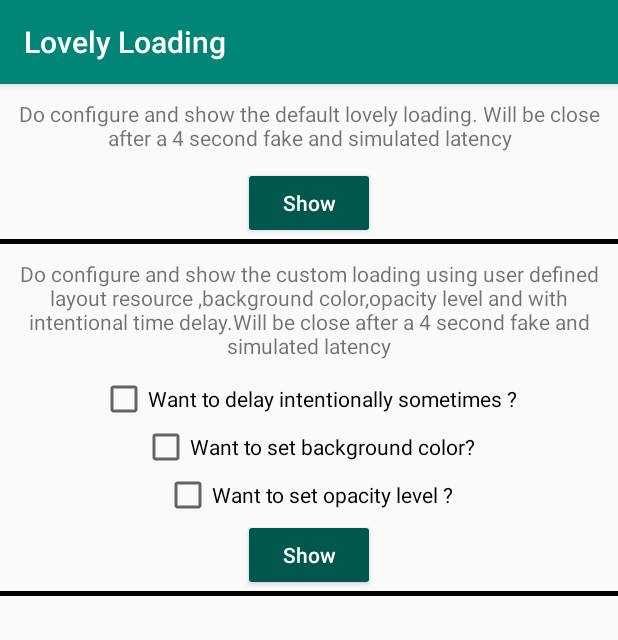
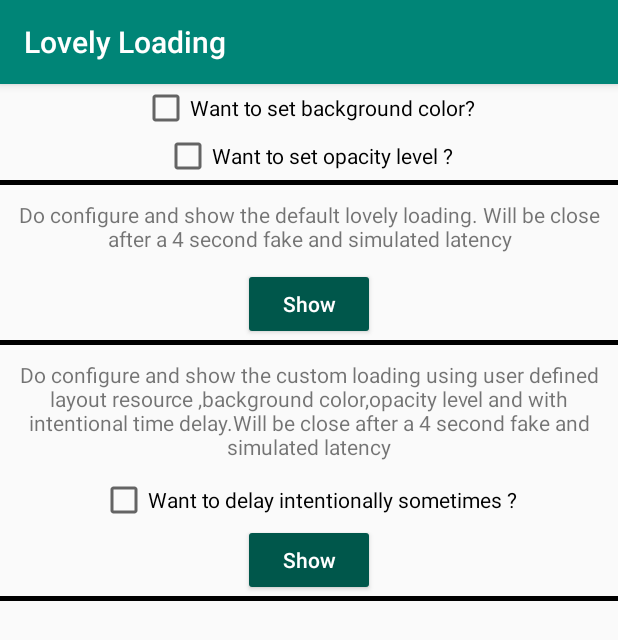
Before and after one commit to Gkemon/Easy-Android-Loading, an Android app: the screen it shows after launch (MainActivity), on a phone screen of 412 x 824 dp. Shown: the top 640 px of the screen. Run offline under Robolectric (Android 15) with nearby library versions, the phone set to English and light mode, and no system bars; libraries missing offline, so code that uses them is left out: petrov.kristiyan.colorpicker.

```diff
--- a/app/src/main/res/layout/activity_main.xml
+++ b/app/src/main/res/layout/activity_main.xml
@@ -4,43 +4,12 @@
     xmlns:tools="http://schemas.android.com/tools"
     android:layout_width="match_parent"
     android:layout_height="match_parent">
+
     <LinearLayout
         android:layout_width="match_parent"
         android:layout_height="wrap_content"
         android:orientation="vertical"
         tools:context=".MainActivity">
-
-        <TextView
-            android:layout_width="match_parent"
-            android:layout_height="wrap_content"
-            android:layout_margin="10dp"
-            android:gravity="center"
-            android:text="@string/show_the_default_progress" />
-
-
-        <include
-            android:id="@+id/btn_default_show"
-            layout="@layout/include_btn" />
-
-        <View
-            android:background="@color/colorBlack"
-            android:layout_width="match_parent"
-            android:layout_height="3dp">
-        </View>
-        <TextView
-            android:layout_width="match_parent"
-            android:layout_height="wrap_content"
-            android:layout_margin="10dp"
-            android:gravity="center"
-            android:text="@string/show_the_custom_dialog" />
-
-        <CheckBox
-            android:id="@+id/cb_delay"
-            android:layout_width="wrap_content"
-            android:layout_height="wrap_content"
-            android:layout_gravity="center"
-            android:text="@string/want_to_sometimes_delay_intentionally" />
-
         <CheckBox
             android:id="@+id/cb_bg"
             android:layout_width="wrap_content"
@@ -54,32 +23,6 @@
             android:layout_height="wrap_content"
             android:layout_gravity="center"
             android:text="@string/want_to_set_opacity_level" />
-
-
-        <LinearLayout
-            android:visibility="gone"
-            tools:visibility="visible"
-            android:id="@+id/ll_delay"
-            android:orientation="vertical"
-            android:layout_width="match_parent"
-            android:layout_height="wrap_content">
-            <TextView
-                android:layout_width="match_parent"
-                android:layout_height="wrap_content"
-                android:layout_margin="10dp"
-                android:gravity="center"
-                android:text="Set intentional delay in millisecond" />
-
-            <EditText
-                android:id="@+id/et_delay"
-                android:layout_width="wrap_content"
-                android:layout_height="wrap_content"
-                android:layout_gravity="center"
-                android:layout_margin="10dp"
-                android:inputType="numberDecimal"
-                android:text="0" />
-        </LinearLayout>
-
 
         <androidx.appcompat.widget.AppCompatButton
             android:id="@+id/bt_color_select"
@@ -99,13 +42,15 @@
             android:visibility="gone"
             app:backgroundTint="@color/colorBlack"
             tools:visibility="visible" />
+
         <LinearLayout
+            android:id="@+id/ll_opacity"
+            android:layout_width="match_parent"
+            android:layout_height="wrap_content"
+            android:orientation="vertical"
             android:visibility="gone"
-        tools:visibility="visible"
-        android:id="@+id/ll_opacity"
-        android:orientation="vertical"
-        android:layout_width="match_parent"
-        android:layout_height="wrap_content">
+            tools:visibility="visible">
+
             <TextView
                 android:layout_width="match_parent"
                 android:layout_height="wrap_content"
@@ -122,15 +67,77 @@
                 android:inputType="numberDecimal"
                 android:text="30" />
         </LinearLayout>
+        <View
+            android:layout_width="match_parent"
+            android:layout_height="3dp"
+            android:background="@color/colorBlack" />
+
+        <TextView
+            android:layout_width="match_parent"
+            android:layout_height="wrap_content"
+            android:layout_margin="10dp"
+            android:gravity="center"
+            android:text="@string/show_the_default_progress" />
+
+
+        <include
+            android:id="@+id/btn_default_show"
+            layout="@layout/include_btn" />
+
+        <View
+            android:layout_width="match_parent"
+            android:layout_height="3dp"
+            android:background="@color/colorBlack" />
+
+        <TextView
+            android:layout_width="match_parent"
+            android:layout_height="wrap_content"
+            android:layout_margin="10dp"
+            android:gravity="center"
+            android:text="@string/show_the_custom_dialog" />
+
+        <CheckBox
+            android:id="@+id/cb_delay"
+            android:layout_width="wrap_content"
+            android:layout_height="wrap_content"
+            android:layout_gravity="center"
+            android:text="@string/want_to_sometimes_delay_intentionally" />
+
+
+        <LinearLayout
+            android:id="@+id/ll_delay"
+            android:layout_width="match_parent"
+            android:layout_height="wrap_content"
+            android:orientation="vertical"
+            android:visibility="gone"
+            tools:visibility="visible">
+
+            <TextView
+                android:layout_width="match_parent"
+                android:layout_height="wrap_content"
+                android:layout_margin="10dp"
+                android:gravity="center"
+                android:text="Set intentional delay in millisecond" />
+
+            <EditText
+                android:id="@+id/et_delay"
+                android:layout_width="wrap_content"
+                android:layout_height="wrap_content"
+                android:layout_gravity="center"
+                android:layout_margin="10dp"
+                android:inputType="numberDecimal"
+                android:text="0" />
+        </LinearLayout>
+
 
         <include
             android:id="@+id/btn_custom_show"
             layout="@layout/include_btn" />
+
         <View
-            android:background="@color/colorBlack"
             android:layout_width="match_parent"
-            android:layout_height="3dp">
-        </View>
+            android:layout_height="3dp"
+            android:background="@color/colorBlack" />
 
     </LinearLayout>
 </ScrollView>
--- a/lovelyLoading/src/main/java/com/gk/emon/lovelyLoading/LoadingPopup.kt
+++ b/lovelyLoading/src/main/java/com/gk/emon/lovelyLoading/LoadingPopup.kt
@@ -27,6 +27,7 @@ class LoadingPopup(context: Context) : Dialog(context) {
     @IntRange(from = 0, to = 100)
     private var opacity = DEFAULT_OPACITY
     private var isQueued = false
+    private lateinit var vContent: View
 
     @LayoutRes
     private var customLayoutID = 0
@@ -52,27 +53,32 @@ class LoadingPopup(context: Context) : Dialog(context) {
         configureResources()
     }
 
-    private fun configureResources() {
-        if (customLayoutID == 0) {
-            setContentView(R.layout.dialog_lottie_loading_popup)
-            val lottieAnimationView: LottieAnimationView = findViewById(R.id.v_lottie)
-            lottieAnimationView.setAnimation("Loading.json")
-        } else {
-            val vContent = layoutInflater.inflate(customLayoutID, null)
-
+    private fun setupBackgroundColorWithOpacity() {
         /**defaultBackgroundColor not black means user set a default color as watermark
          * background.If default color is black that means a default color is not set.
          * So then it should be get the background color from the inflated view from layout
          * resource id which will be shown as the water mark. If all of these approach get any exception
          * then black color with 50% opacity (default opacity) will be set*/
-            if (backgroundColor == Color.TRANSPARENT)
+        if (backgroundColor == android.R.color.transparent)
             vContent.setBackgroundColor(Color.parseColor(ColorTransparentUtils
                     .transparentColor(getBackgroundColor(vContent), opacity)))
         else {
             vContent.setBackgroundColor(Color.parseColor(ColorTransparentUtils
                     .transparentColor(ContextCompat.getColor(context, backgroundColor), opacity)))
         }
+    }
 
+    private fun configureResources() {
+        /** customLayoutID==0 means no custom layout is set. So it should show default layout. */
+        if (customLayoutID == 0) {
+            vContent = layoutInflater.inflate(R.layout.dialog_lottie_loading_popup, null)
+            setupBackgroundColorWithOpacity();
+            setContentView(vContent)
+            val lottieAnimationView: LottieAnimationView = findViewById(R.id.v_lottie)
+            lottieAnimationView.setAnimation("Loading.json")
+        } else {
+            vContent = layoutInflater.inflate(customLayoutID, null)
+            setupBackgroundColorWithOpacity()
             setContentView(vContent)
         }
         window?.let {
@@ -89,46 +95,31 @@ class LoadingPopup(context: Context) : Dialog(context) {
         if (drawable is ColorDrawable) {
             return drawable.color
         }
-        return backgroundColor
+        return Color.TRANSPARENT
+    }
+
+    override fun hide() {
+        if (intentionalDelayInMillSec != 0L) {
+            Handler(Looper.getMainLooper()).postDelayed({
+               super.hide()
+            }, intentionalDelayInMillSec)
+        } else {
+            super.hide()
+        }
+
     }
 
     override fun show() {
-        if (intentionalDelayInMillSec != 0L) {
-            if (!isQueued) {
-                isQueued = true
-                super.show()
-                Handler(Looper.getMainLooper()).postDelayed({
-                    hideLoadingPopUp()
-                    isQueued = false
-                }, intentionalDelayInMillSec)
-            }
-        } else {
+        if (!isShowing) {
             super.show()
         }
     }
 
-    interface TypeStep {
-        fun defaultLovelyLoading(): FinalStep
-        fun customLoading(): CustomLayoutStep
-    }
-
-    interface CustomLayoutStep {
-        fun setCustomViewID(@LayoutRes customLayoutID: Int): DelayStep
-        fun setCustomViewID(@LayoutRes customLayoutID: Int, @ColorRes backgroundColor: Int): DelayStep
-    }
-
-    interface DelayStep {
-        fun doIntentionalDelay(): DelayDurationStep
-        fun noIntentionalDelay(): FinalStep
-    }
-
-    interface DelayDurationStep {
-        fun setDelayDurationInMillSec(millSec: Long): FinalStep
-    }
 
     interface FinalStep {
         fun cancelable(): FinalStep
-        fun setBackgroundOpacity(opacity: Int): FinalStep
+        fun setBackgroundOpacity(@IntRange(from = 0, to = 100) opacity: Int): FinalStep
+        fun setBackgroundColor(@ColorRes colorId: Int): FinalStep
         fun build()
     }
 
@@ -148,7 +139,7 @@ class LoadingPopup(context: Context) : Dialog(context) {
             return this
         }
 
-        override fun setCustomViewID(customLayoutID: Int,@ColorRes backgroundColor: Int): DelayStep {
+        override fun setCustomViewID(customLayoutID: Int, @ColorRes backgroundColor: Int): DelayStep {
             this.customLayoutID = customLayoutID
             this.backgroundColor = backgroundColor
             return this
@@ -161,6 +152,11 @@ class LoadingPopup(context: Context) : Dialog(context) {
 
         override fun setBackgroundOpacity(opacity: Int): FinalStep {
             this.opacity = opacity
+            return this
+        }
+
+        override fun setBackgroundColor(colorId: Int): FinalStep {
+            this.backgroundColor = colorId;
             return this
         }
 
@@ -221,6 +217,25 @@ class LoadingPopup(context: Context) : Dialog(context) {
     companion object {
         private lateinit var loadingBuilder: LoadingBuilder
 
+        interface TypeStep {
+            fun defaultLovelyLoading(): FinalStep
+            fun customLoading(): CustomLayoutStep
+        }
+
+        interface CustomLayoutStep {
+            fun setCustomViewID(@LayoutRes customLayoutID: Int): DelayStep
+            fun setCustomViewID(@LayoutRes customLayoutID: Int, @ColorRes backgroundColor: Int): DelayStep
+        }
+
+        interface DelayStep {
+            fun doIntentionalDelay(): DelayDurationStep
+            fun noIntentionalDelay(): FinalStep
+        }
+
+        interface DelayDurationStep {
+            fun setDelayDurationInMillSec(millSec: Long): FinalStep
+        }
+
         @JvmStatic
         fun showLoadingPopUp() = try {
             loadingBuilder.dialog.show()
```
Also changed, not shown: app/src/main/java/com/gk/emon/lovelyLoadingDemo/MainActivity.kt (+89 -17 lines), app/src/main/res/layout-v21/layout_my_custom_loading.xml (added, +30 -0 lines). Lines whose indentation alone changed are shown as unchanged.
